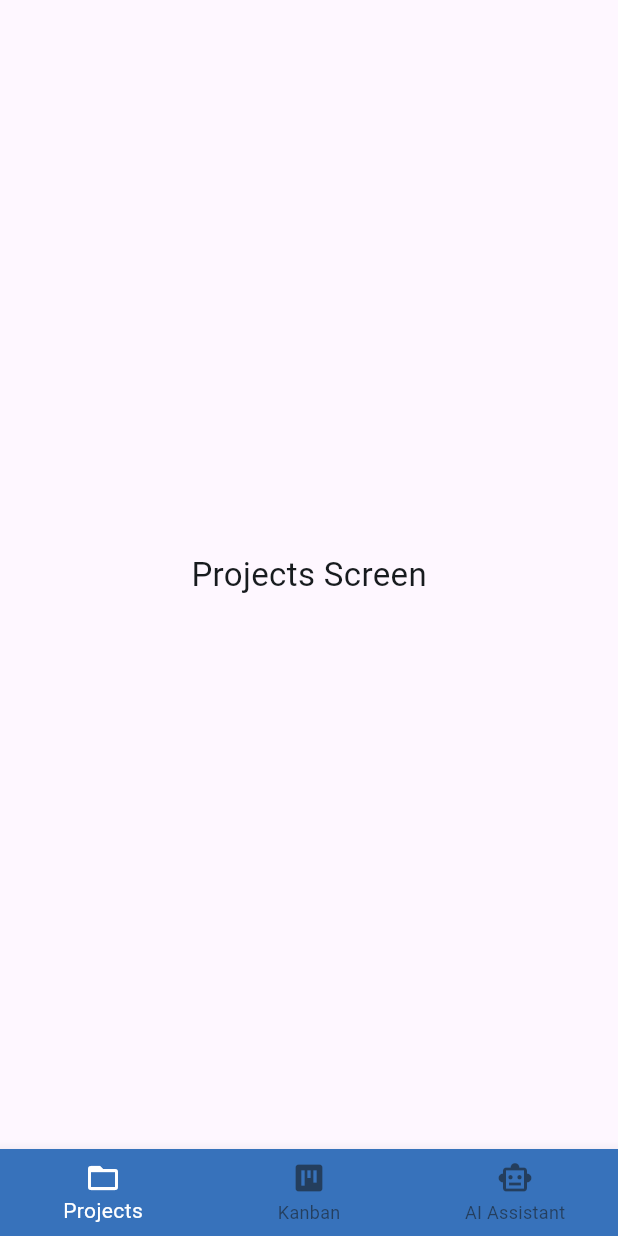
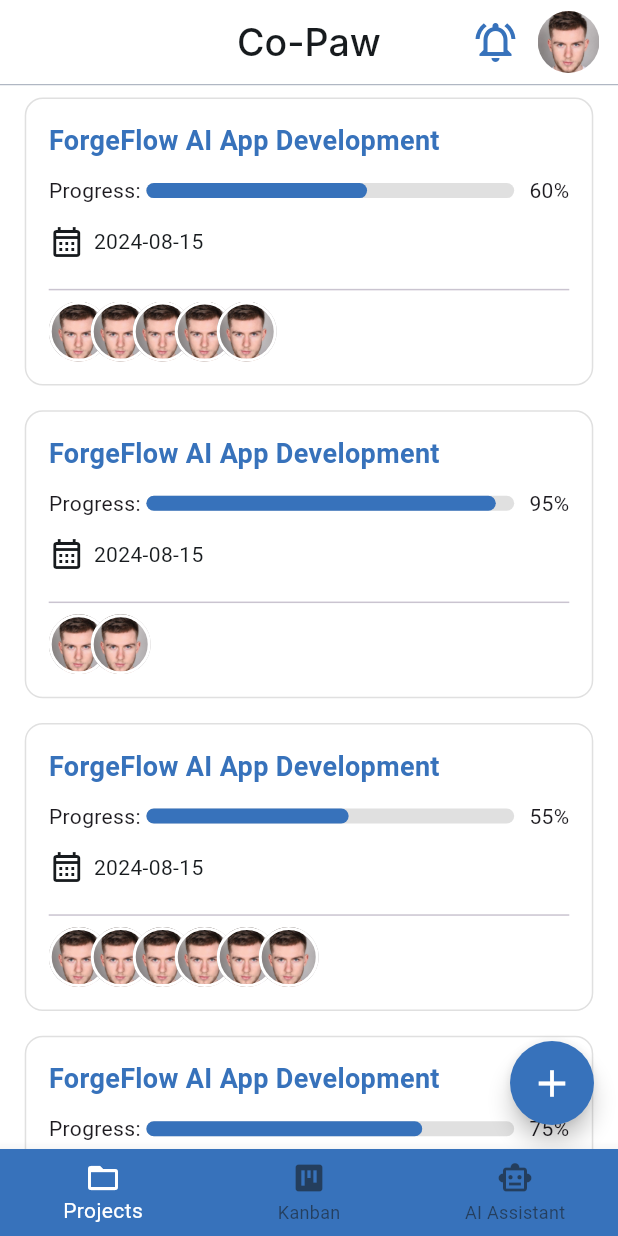
Before and after one commit to nhahub/NHA-225, a Flutter app: the screen it shows after launch, on a phone screen of 412 x 824 dp. Run offline on Flutter 3.47's test engine with Material 3 defaults, Android fonts, the phone set to English and light mode, and no system bars; Roboto replaces fonts that are missing (Inter).

Commit message:
Add ProjectsScreen, AppAssets, and AppColors
- Implemented ProjectsScreen with a floating action button, app bar, and a list of ProjectCard widgets.
- Created AppAssets class to manage asset paths, including a placeholder image for profile pictures.
- Established AppColors class to define color constants used throughout the app for consistency.

```diff
--- /dev/null
+++ b/copaw/lib/Feature/Projects/screens/projects_screen.dart
@@ -0,0 +1,126 @@
+import 'package:copaw/Feature/widgets/project/project_card.dart';
+import 'package:copaw/utils/app_assets.dart';
+import 'package:copaw/utils/app_colors.dart';
+import 'package:flutter/material.dart';
+
+class ProjectsScreen extends StatelessWidget {
+  const ProjectsScreen({super.key});
+
+  @override
+  Widget build(BuildContext context) {
+    var height = MediaQuery.of(context).size.height;
+    var width = MediaQuery.of(context).size.width;
+    return Scaffold(
+      backgroundColor: AppColors.whiteColor,
+      floatingActionButton: FloatingActionButton(
+        onPressed: () {},
+        backgroundColor: AppColors.mainColor,
+        shape: const CircleBorder(),
+        child: const Icon(Icons.add, size: 30, color: AppColors.whiteColor),
+      ),
+      appBar: AppBar(
+        title: const Text(
+          'Co-Paw',
+          style: TextStyle(
+            color: AppColors.textColor,
+            fontSize: 25,
+            fontWeight: FontWeight.w500,
+            fontFamily: 'Inter',
+          ),
+        ),
+        centerTitle: true,
+        actions: [
+          IconButton(
+            icon: const Icon(
+              Icons.notifications_on_outlined,
+              color: AppColors.mainColor,
+              size: 32,
+            ),
+            onPressed: () {
+              // Handle notification icon press
+            },
+          ),
+
+          SizedBox(width: width * 0.01),
+
+          InkWell(
+            child: Container(
+              margin: EdgeInsets.only(right: width * 0.03),
+              width: width * 0.1,
+              height: width * 0.1,
+              decoration: BoxDecoration(
+                shape: BoxShape.circle,
+                image: const DecorationImage(
+                  image: AssetImage(AppAssets.placeholder),
+                  fit: BoxFit.cover,
+                ),
+              ),
+            ),
+            onTap: () {
+              // Handle profile picture tap
+            },
+          ),
+        ],
+        backgroundColor: AppColors.whiteColor,
+        bottom: PreferredSize(
+          preferredSize: Size.fromHeight(
+            height * 0.001,
+          ), // Height of the divider
+          child: Container(
+            color: AppColors.grayColor, // Divider color
+            height: height * 0.001, // Divider height
+          ),
+        ),
+      ),
+      body: ListView(
+        children: [
+          ProjectCard(
+            title: "ForgeFlow AI App Development",
+            totalTasks: 20,
+            completedTasks: 12,
+            deadline: DateTime(2024, 8, 15),
+            members: [
+              AppAssets.placeholder,
+              AppAssets.placeholder,
+              AppAssets.placeholder,
+              AppAssets.placeholder,
+              AppAssets.placeholder,
+            ],
+          ),
+          ProjectCard(
+            title: "ForgeFlow AI App Development",
+            totalTasks: 20,
+            completedTasks: 19,
+            deadline: DateTime(2024, 8, 15),
+            members: [AppAssets.placeholder, AppAssets.placeholder],
+          ),
+          ProjectCard(
+            title: "ForgeFlow AI App Development",
+            totalTasks: 20,
+            completedTasks: 11,
+            deadline: DateTime(2024, 8, 15),
+            members: [
+              AppAssets.placeholder,
+              AppAssets.placeholder,
+              AppAssets.placeholder,
+              AppAssets.placeholder,
+              AppAssets.placeholder,
+              AppAssets.placeholder,
+            ],
+          ),
+          ProjectCard(
+            title: "ForgeFlow AI App Development",
+            totalTasks: 20,
+            completedTasks: 15,
+            deadline: DateTime(2024, 8, 15),
+            members: [
+              AppAssets.placeholder,
+              AppAssets.placeholder,
+              AppAssets.placeholder,
+            ],
+          ),
+        ],
+      ),
+    );
+  }
+}
--- a/copaw/lib/Feature/widgets/common/custom_bottom_nav.dart
+++ b/copaw/lib/Feature/widgets/common/custom_bottom_nav.dart
@@ -1,5 +1,5 @@
+import 'package:copaw/utils/app_colors.dart';
 import 'package:flutter/material.dart';
-import '/utils/constants.dart';
 
 class CustomBottomNav extends StatelessWidget {
   final int currentIndex;
--- a/copaw/lib/Feature/widgets/project/project_card.dart
+++ b/copaw/lib/Feature/widgets/project/project_card.dart
@@ -0,0 +1,136 @@
+import 'package:copaw/utils/app_colors.dart';
+import 'package:flutter/material.dart';
+
+class ProjectCard extends StatefulWidget {
+  final String title;
+  final int totalTasks;
+  final int completedTasks;
+  final DateTime deadline;
+  final List<String> members; // List of member image URLs or asset paths
+
+  const ProjectCard({
+    super.key,
+    required this.title,
+    required this.totalTasks,
+    required this.completedTasks,
+    required this.deadline,
+    required this.members,
+  });
+
+  @override
+  State<ProjectCard> createState() => _ProjectCardState();
+}
+
+class _ProjectCardState extends State<ProjectCard> {
+  @override
+  Widget build(BuildContext context) {
+    var width = MediaQuery.of(context).size.width;
+    var height = MediaQuery.of(context).size.height;
+    double progress = widget.totalTasks == 0
+        ? 0
+        : widget.completedTasks / widget.totalTasks;
+
+    return Card(
+      color: AppColors.whiteColor,
+      shape: RoundedRectangleBorder(
+        borderRadius: BorderRadius.circular(12),
+        side: BorderSide(color: AppColors.lightGrayColor, width: 1),
+      ),
+      elevation: 0,
+      margin: EdgeInsets.symmetric(
+        horizontal: width * 0.04,
+        vertical: height * 0.01,
+      ),
+      child: Padding(
+        padding: const EdgeInsets.all(16),
+        child: Column(
+          crossAxisAlignment: CrossAxisAlignment.start,
+          children: [
+            /// Project Title
+            Text(
+              widget.title,
+              style: TextStyle(
+                fontSize: 18,
+                fontWeight: FontWeight.bold,
+                color: AppColors.mainColor,
+              ),
+            ),
+            const SizedBox(height: 10),
+
+            /// Progress Bar with %
+            Row(
+              children: [
+                const Text("Progress: "),
+                Expanded(
+                  child: LinearProgressIndicator(
+                    borderRadius: BorderRadius.circular(5),
+                    value: progress,
+                    minHeight: 10,
+                    backgroundColor: AppColors.lightGrayColor,
+                    valueColor: const AlwaysStoppedAnimation<Color>(
+                      AppColors.mainColor,
+                    ),
+                  ),
+                ),
+                const SizedBox(width: 10),
+                Text("${(progress * 100).toStringAsFixed(0)}%"),
+              ],
+            ),
+            const SizedBox(height: 12),
+
+            /// Deadline
+            Row(
+              children: [
+                const Icon(
+                  Icons.calendar_month_outlined,
+                  size: 24,
+                  color: AppColors.textColor,
+                ),
+                const SizedBox(width: 6),
+                Text(
+                  "${widget.deadline.toLocal()}".split(' ')[0],
+                  style: const TextStyle(color: AppColors.textColor),
+                ),
+              ],
+            ),
+
+            const SizedBox(height: 12),
+            const Divider(),
+
+            /// Members avatars
+            Row(
+              children: widget.members.asMap().entries.map((entry) {
+                int index = entry.key;
+                String member = entry.value;
+
+                return Transform.translate(
+                  offset: Offset(
+                    -index * 12,
+                    0,
+                  ), // move left by 12 pixels per index
+                  child: Container(
+                    width: 40,
+                    height: 40,
+                    decoration: BoxDecoration(
+                      shape: BoxShape.circle,
+                      border: Border.all(
+                        color: AppColors.whiteColor,
+                        width: 2,
+                      ), // white border
+                      image: DecorationImage(
+                        image: AssetImage(
+                          member,
+                        ), // replace with NetworkImage(member)
+                        fit: BoxFit.cover,
+                      ),
+                    ),
+                  ),
+                );
+              }).toList(),
+            ),
+          ],
+        ),
+      ),
+    );
+  }
+}
--- a/copaw/lib/main.dart
+++ b/copaw/lib/main.dart
@@ -1,5 +1,6 @@
+import 'package:copaw/Feature/Projects/screens/projects_screen.dart';
 import 'package:flutter/material.dart';
-import 'utils/constants.dart';
+import 'utils/app_colors.dart';
 import 'feature/widgets/common/custom_bottom_nav.dart';
 
 void main() {
@@ -57,20 +58,6 @@
 }
 
 // Example Screens
-class ProjectsScreen extends StatelessWidget {
-  const ProjectsScreen({super.key});
-
-  @override
-  Widget build(BuildContext context) {
-    return const Center(
-      child: Text(
-        'Projects Screen',
-        style: TextStyle(fontSize: 22, color: AppColors.textColor),
-      ),
-    );
-  }
-}
-
 class KanbanScreen extends StatelessWidget {
   const KanbanScreen({super.key});
 
--- /dev/null
+++ b/copaw/lib/utils/app_assets.dart
@@ -0,0 +1,3 @@
+class AppAssets {
+  static const String placeholder = 'assets/profile img.jpg';
+}
--- a/copaw/lib/utils/constants.dart
+++ b/copaw/lib/utils/app_colors.dart
@@ -4,4 +4,7 @@ class AppColors {
   static const Color mainColor = Color(0xFF3772BB);
   static const Color warningColor = Color(0xFFCA545A);
   static const Color textColor = Color(0xFF171B1E);
+  static const Color whiteColor = Color(0xFFFFFFFF);
+  static const Color grayColor = Color(0xFFB0B7C3);
+  static const Color lightGrayColor = Color(0xFFE0E0E0);
 }
```
Also changed, not shown: copaw/assets/profile img.jpg (added), copaw/lib/Feature/Projects/screens/project_List_Screen.dart (deleted).
